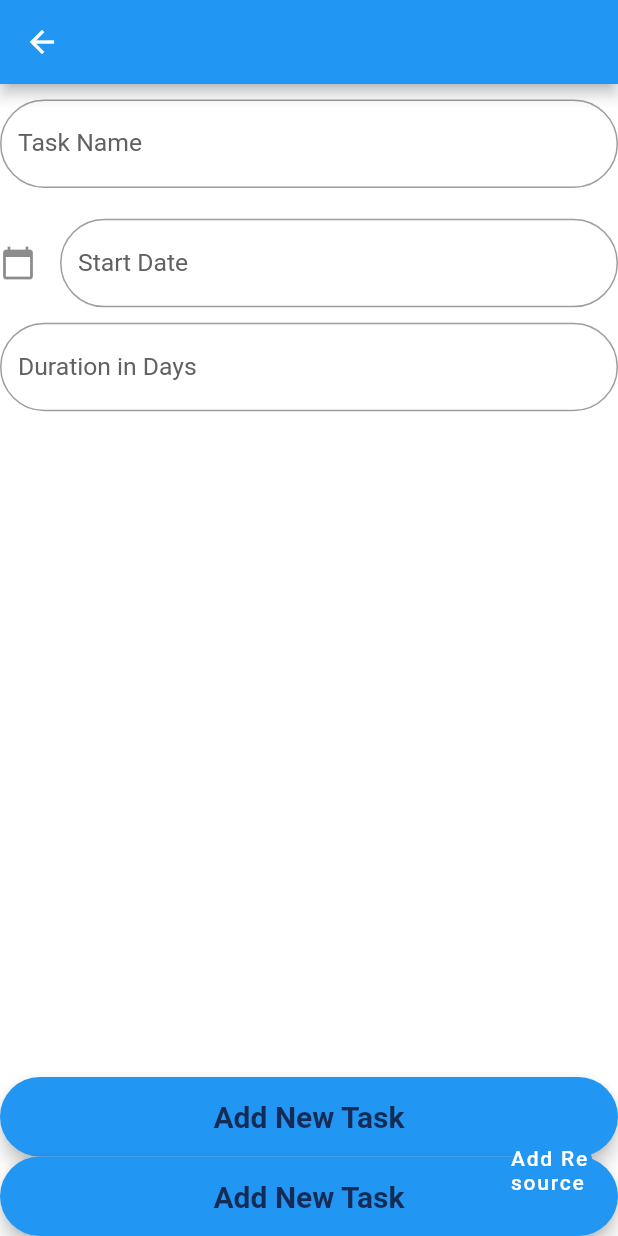
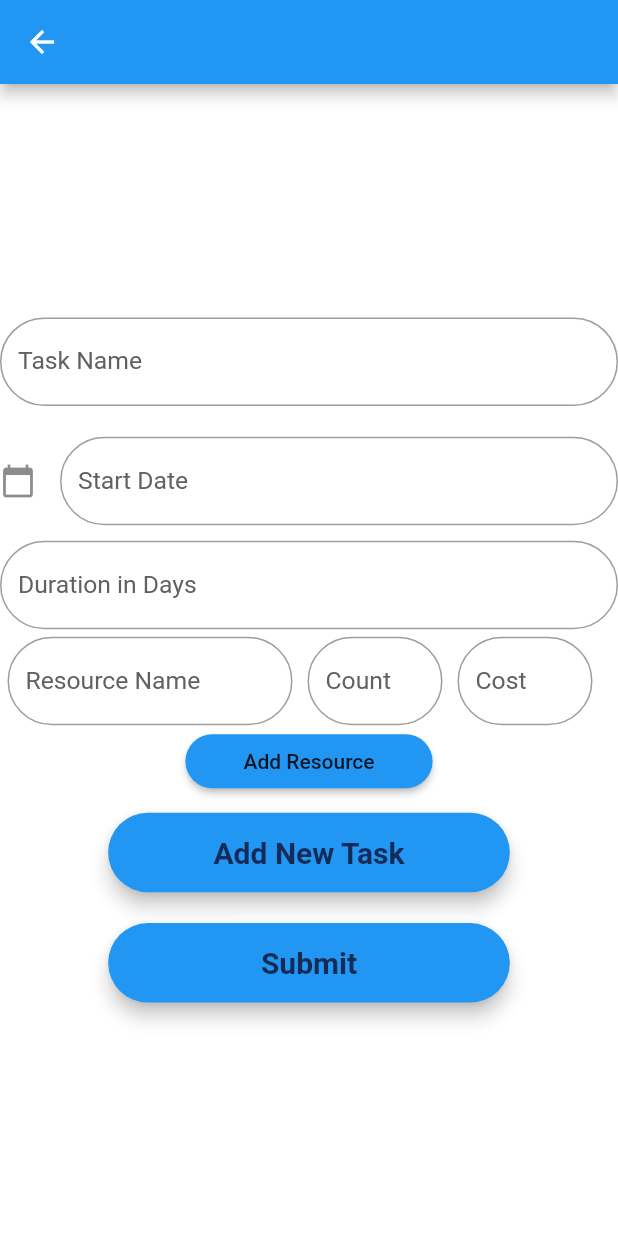
Before and after one commit to halmohaimeed/SWE466-Project, a Flutter app: the AddTasks screen opened directly, on a phone screen of 412 x 824 dp. Run offline on Flutter 3.47's test engine with Material 2 defaults, Android fonts, the phone set to English and light mode, and no system bars; our stand-ins replace cloud_firestore, firebase_core, get_it, stacked; accounts and stored records are empty; Roboto replaces fonts that are missing (Montserrat); statements that could not run were skipped.

Commit message:
updates on AddTasks

```diff
--- a/swe466_project/lib/screens/addTasks.dart
+++ b/swe466_project/lib/screens/addTasks.dart
@@ -16,7 +16,7 @@ class _AddTasksState extends State<AddTasks> {
   TextEditingController startDateController = TextEditingController();
   TextEditingController durationController = TextEditingController();
 
-  List<ResourceWidget> resourceWidgets = [];
+  List<ResourceWidget> resourceWidgets = [new ResourceWidget()];
   List<Resource> resources = [];
 
   @override
@@ -24,13 +24,32 @@ class _AddTasksState extends State<AddTasks> {
     var screenSize = MediaQuery.of(context).size;
     var width = screenSize.width;
 
-    Widget dynamicTextField = new Flexible(
-      flex: 2,
-      child: new ListView.builder(
+    Widget dynamicTextField = ListView(shrinkWrap: true, children: [
+      ListView.builder(
+        shrinkWrap: true,
         itemCount: resourceWidgets.length,
         itemBuilder: (_, index) => resourceWidgets[index],
       ),
-    );
+      Container(
+        margin: EdgeInsets.symmetric(horizontal: 30),
+        child: Align(
+          child: SizedBox(
+            width: width * 0.4,
+            child: MaterialButton(
+                child: Text("Add Resource"),
+                color: Colors.blue,
+                shape: RoundedRectangleBorder(
+                  borderRadius: BorderRadius.circular(18.0),
+                ),
+                onPressed: () {
+                  setState(() {
+                    resourceWidgets.add(new ResourceWidget());
+                  });
+                }),
+          ),
+        ),
+      )
+    ]);
     EdgeInsets edgePadding =
         EdgeInsets.fromLTRB(0, width * 0.025, 0, width * 0.025);
 
@@ -74,19 +93,13 @@ class _AddTasksState extends State<AddTasks> {
           ),
           getTextFiled(durationController, "Duration in Days", width),
           dynamicTextField,
-          CustomButton(() {}, "Add New Task"),
-          CustomButton(() {}, "Add New Task"),
+          Padding(
+            padding: edgePadding,
+            child: CustomButton(() {}, "Add New Task"),
+          ),
+          Padding(padding: edgePadding, child: CustomButton(() {}, "Submit")),
         ],
       ),
-      floatingActionButton: new FloatingActionButton(
-          elevation: 0.0,
-          child: Text("Add Resource"),
-          backgroundColor: Colors.blue,
-          onPressed: () {
-            setState(() {
-              resourceWidgets.add(new ResourceWidget());
-            });
-          }),
     );
   }
 
--- a/swe466_project/lib/screens/sharedUI.dart
+++ b/swe466_project/lib/screens/sharedUI.dart
@@ -24,7 +24,7 @@ class CustomButton extends StatelessWidget {
       borderRadius: BorderRadius.circular(30.0),
       color: Colors.blue,
       child: MaterialButton(
-        minWidth: MediaQuery.of(context).size.width,
+        minWidth: MediaQuery.of(context).size.width * 0.65,
         padding: EdgeInsets.fromLTRB(20.0, 15.0, 20.0, 15.0),
         onPressed: onPressed,
         child: Text(text,
```
